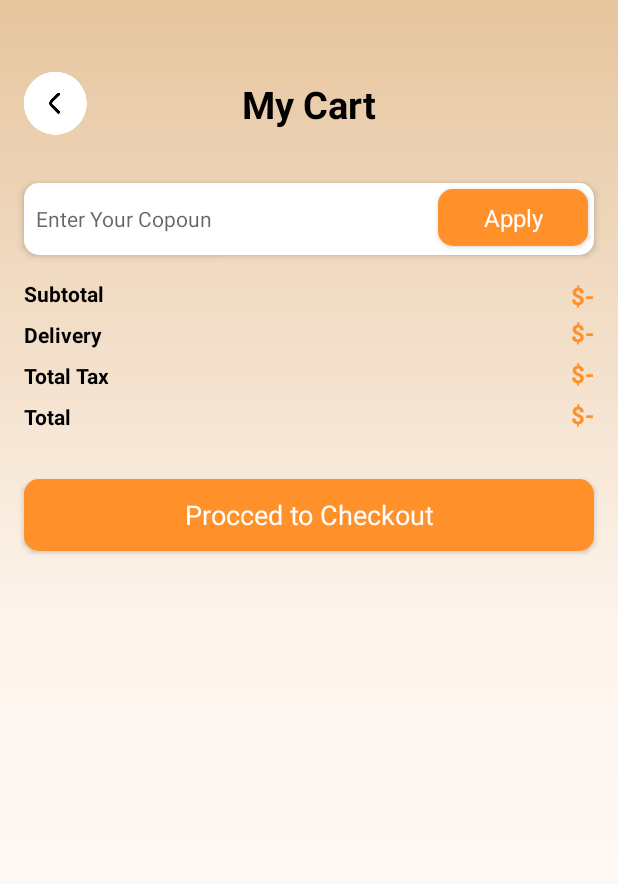
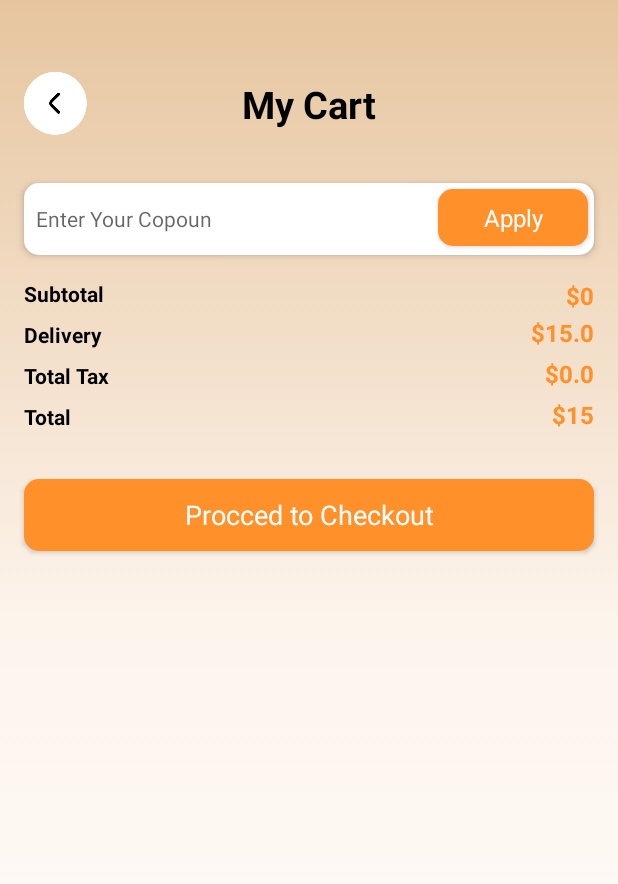
Before and after one commit to ArchikDev/OnlineShopCoffee, an Android app: the CartActivity screen opened directly, with no data from a screen before it, on a phone screen of 412 x 824 dp. Shown: the top 884 px of the screen. Run offline under Robolectric (Android 15) with nearby library versions, the phone set to English and light mode, and no system bars; our stand-ins replace CircleImageView; pictures from the network do not load.

Commit message:
markup cart recycle

```diff
--- a/app/src/main/java/com/ar4uk/onlineshopcoffee/activity/CartActivity.kt
+++ b/app/src/main/java/com/ar4uk/onlineshopcoffee/activity/CartActivity.kt
@@ -5,13 +5,72 @@ import androidx.activity.enableEdgeToEdge
 import androidx.appcompat.app.AppCompatActivity
 import androidx.core.view.ViewCompat
 import androidx.core.view.WindowInsetsCompat
+import androidx.recyclerview.widget.LinearLayoutManager
 import com.ar4uk.onlineshopcoffee.R
+import com.ar4uk.onlineshopcoffee.adapter.CartAdapter
+import com.ar4uk.onlineshopcoffee.databinding.ActivityCartBinding
+import com.ar4uk.onlineshopcoffee.databinding.ActivityDetailBinding
+import com.ar4uk.onlineshopcoffee.helper.ChangeNumberItemsListener
+import com.ar4uk.onlineshopcoffee.helper.ManagmentCart
 
 class CartActivity : BaseActivity() {
+
+    lateinit var binding: ActivityCartBinding
+    private lateinit var managmentCart: ManagmentCart
+    private var tax: Double = 0.0
+
+
     override fun onCreate(savedInstanceState: Bundle?) {
         super.onCreate(savedInstanceState)
 
-        setContentView(R.layout.activity_cart)
+        binding = ActivityCartBinding.inflate(layoutInflater)
+
+        setContentView(binding.root)
+
+        managmentCart = ManagmentCart(this)
+
+        calculateCart()
+        setVariable()
+        initCartList()
 
     }
+
+    private fun initCartList() {
+        with(binding) {
+            rcCart.layoutManager =
+                LinearLayoutManager(
+                    this@CartActivity,
+                    LinearLayoutManager.VERTICAL,
+                    false
+                )
+
+            rcCart.adapter = CartAdapter(managmentCart.getListCart(), this@CartActivity, object: ChangeNumberItemsListener {
+                override fun onChanged() {
+                    calculateCart()
+                }
+
+            })
+        }
+    }
+
+    private fun setVariable() {
+        binding.backBtn.setOnClickListener { finish() }
+    }
+
+    private fun calculateCart() {
+        val percentTax = 0.02
+        val delivery = 15.0
+
+        tax = Math.round((managmentCart.getTotalFee() * percentTax)*100) / 100.0
+
+        val total = Math.round((managmentCart.getTotalFee() + tax + delivery)*100) / 100
+        val itemTotal = Math.round(managmentCart.getTotalFee() * 100) / 100
+
+        with(binding) {
+            totalFreeTxt.text = "$$itemTotal"
+            taxTxt.text = "$$tax"
+            deliveryTxt.text = "$$delivery"
+            totalTxt.text = "$$total"
+        }
+    }
 }
--- a/app/src/main/res/layout/activity_intro.xml
+++ b/app/src/main/res/layout/activity_intro.xml
@@ -49,7 +49,7 @@
                     android:id="@+id/textView2"
                     android:layout_width="match_parent"
                     android:layout_height="wrap_content"
-                    android:text="Find the best coffe\nfor you"
+                    android:text="Find the best coffee\nfor you"
                     android:layout_marginStart="24dp"
                     android:textColor="@color/white"
                     android:textStyle="bold"
```
Also changed, not shown: app/src/main/java/com/ar4uk/onlineshopcoffee/activity/MainActivity.kt (+8 -0 lines), app/src/main/java/com/ar4uk/onlineshopcoffee/adapter/CartAdapter.kt (added, +70 -0 lines), app/src/main/res/layout/viewholder_cart.xml (added, +100 -0 lines).
